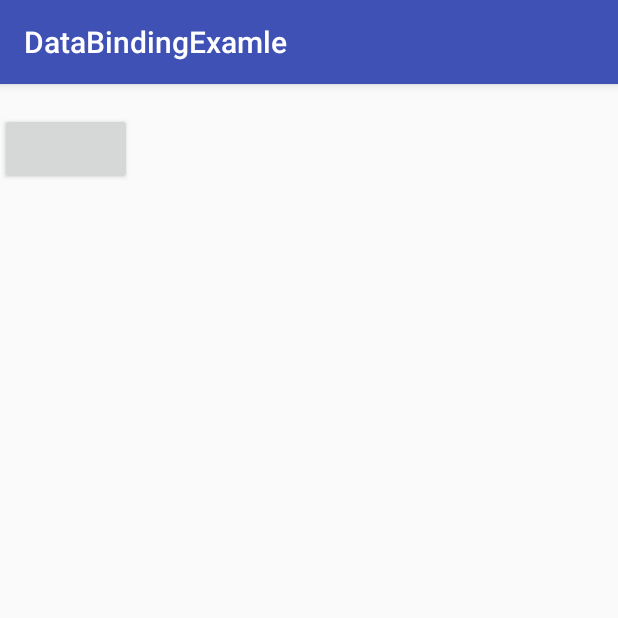
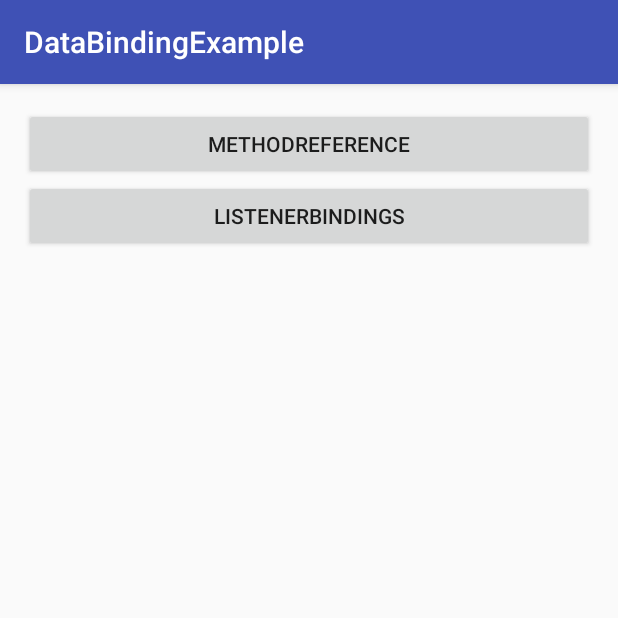
Before and after one commit to msmtmsmt123/DataBindingExample, an Android app: the EventHandlingActivity screen opened directly, with no data from a screen before it, on a phone screen of 412 x 824 dp, the top half of it. Run offline under Robolectric (Android 15) with nearby library versions, the phone set to English and light mode, and no system bars; our stand-ins replace data binding; 2 statements that could not run were skipped.

Commit message:
新增Event Handling

```diff
--- a/app/build.gradle
+++ b/app/build.gradle
@@ -4,7 +4,7 @@ android {
     compileSdkVersion 25
     buildToolsVersion "25.0.2"
     defaultConfig {
-        applicationId "com.huangyu.databindingexamle"
+        applicationId "com.huangyu.databindingexample"
         minSdkVersion 14
         targetSdkVersion 25
         versionCode 1
--- a/app/src/main/java/com/huangyu/databindingexamle/event_handling/EventHandlingActivity.java
+++ /dev/null
@@ -1,15 +0,0 @@
-package com.huangyu.databindingexamle.event_handling;
-
-import android.os.Bundle;
-import android.support.v7.app.AppCompatActivity;
-
-import com.huangyu.databindingexamle.R;
-
-public class EventHandlingActivity extends AppCompatActivity {
-
-    @Override
-    protected void onCreate(Bundle savedInstanceState) {
-        super.onCreate(savedInstanceState);
-        setContentView(R.layout.activity_event_handling);
-    }
-}
--- /dev/null
+++ b/app/src/main/java/com/huangyu/databindingexample/bean/User.java
@@ -0,0 +1,41 @@
+package com.huangyu.databindingexample.bean;
+
+/**
+ * Created by huangyu on 2017-4-26.
+ */
+public class User {
+
+    private String firstName;
+    private String lastName;
+    private boolean isAdult;
+
+    public User(String firstName, String lastName) {
+        this.firstName = firstName;
+        this.lastName = lastName;
+    }
+
+    public String getFirstName() {
+        return firstName;
+    }
+
+    public void setFirstName(String firstName) {
+        this.firstName = firstName;
+    }
+
+    public String getLastName() {
+        return lastName;
+    }
+
+    public void setLastName(String lastName) {
+        this.lastName = lastName;
+    }
+
+    public boolean isAdult() {
+        return isAdult;
+    }
+
+    public void setAdult(boolean adult) {
+        isAdult = adult;
+    }
+
+}
--- /dev/null
+++ b/app/src/main/java/com/huangyu/databindingexample/event_handling/EventHandlingActivity.java
@@ -0,0 +1,34 @@
+package com.huangyu.databindingexample.event_handling;
+
+import android.databinding.DataBindingUtil;
+import android.os.Bundle;
+import android.support.v7.app.AppCompatActivity;
+import android.view.View;
+import android.widget.Toast;
+
+import com.huangyu.databindingexample.R;
+import com.huangyu.databindingexample.bean.User;
+import com.huangyu.databindingexample.databinding.ActivityEventHandlingBinding;
+
+public class EventHandlingActivity extends AppCompatActivity {
+
+    @Override
+    protected void onCreate(Bundle savedInstanceState) {
+        super.onCreate(savedInstanceState);
+        ActivityEventHandlingBinding binding = DataBindingUtil.setContentView(this, R.layout.activity_event_handling);
+        binding.setHandlers(new Handlers());
+        User user = new User("MethodReference", "ListenerBindings");
+        binding.setUser(user);
+    }
+
+    public class Handlers {
+        public void methodReference(View view) {
+            Toast.makeText(EventHandlingActivity.this, "methodReference", Toast.LENGTH_SHORT).show();
+        }
+
+        public void listenerBindings(View view) {
+            Toast.makeText(EventHandlingActivity.this, "listenerBindings", Toast.LENGTH_SHORT).show();
+        }
+    }
+
+}
--- a/app/src/main/res/layout/activity_binding_data.xml
+++ b/app/src/main/res/layout/activity_binding_data.xml
@@ -3,7 +3,7 @@
 
     <data>
 
-        <import type="com.huangyu.databindingexamle.bean.User" />
+        <import type="com.huangyu.databindingexample.bean.User" />
 
         <variable
             name="user"
@@ -18,7 +18,7 @@
         android:paddingLeft="@dimen/activity_horizontal_margin"
         android:paddingRight="@dimen/activity_horizontal_margin"
         android:paddingTop="@dimen/activity_vertical_margin"
-        tools:context="com.huangyu.databindingexamle.binding_data.MainActivity">
+        tools:context="com.huangyu.databindingexample.binding_data.MainActivity">
 
         <TextView
             android:layout_width="wrap_content"
--- a/app/src/main/res/layout/activity_event_handling.xml
+++ b/app/src/main/res/layout/activity_event_handling.xml
@@ -1,37 +1,38 @@
-<?xml version="1.0" encoding="utf-8"?><?xml version="1.0" encoding="utf-8"?>
+<?xml version="1.0" encoding="utf-8"?>
 <layout xmlns:android="http://schemas.android.com/apk/res/android">
 
     <data>
 
         <variable
             name="handlers"
-            type="com.huangyu.databindingexamle.handlers.Handlers" />
+            type="com.huangyu.databindingexample.event_handling.EventHandlingActivity.Handlers" />
 
         <variable
             name="user"
-            type="com.huangyu.databindingexamle.bean.User" />
+            type="com.huangyu.databindingexample.bean.User" />
 
-        <variable
-            name="task"
-            type="com.huangyu.databindingexamle.bean.Task" />
     </data>
 
     <LinearLayout
         android:layout_width="match_parent"
         android:layout_height="match_parent"
-        android:orientation="vertical">
+        android:orientation="vertical"
+        android:paddingBottom="@dimen/activity_vertical_margin"
+        android:paddingLeft="@dimen/activity_horizontal_margin"
+        android:paddingRight="@dimen/activity_horizontal_margin"
+        android:paddingTop="@dimen/activity_vertical_margin">
 
-        <TextView
-            android:layout_width="wrap_content"
+        <Button
+            android:layout_width="match_parent"
             android:layout_height="wrap_content"
-            android:onClick="@{handlers::methodReference}"
+            android:onClick="@{handlers.methodReference}"
             android:text="@{user.firstName}" />
 
         <Button
-            android:layout_width="wrap_content"
+            android:layout_width="match_parent"
             android:layout_height="wrap_content"
-            android:onClick="@{() -> handlers.listenerBindings(task)}"
-            android:text="@{user.firstName}" />
+            android:onClick="@{(view) -> handlers.listenerBindings(view)}"
+            android:text="@{user.lastName}" />
     </LinearLayout>
 
 </layout>
--- a/app/src/main/res/values/strings.xml
+++ b/app/src/main/res/values/strings.xml
@@ -1,5 +1,5 @@
 <resources>
-    <string name="app_name">DataBindingExamle</string>
+    <string name="app_name">DataBindingExample</string>
     <string name="binding_data">Binding Data</string>
     <string name="event_handling">Event Handling</string>
 </resources>
```
Also changed, not shown: app/src/main/AndroidManifest.xml (+9 -3 lines), app/src/main/java/com/huangyu/databindingexamle/MainActivity.java (deleted, +0 -14 lines), app/src/main/java/com/huangyu/databindingexamle/bean/Task.java (deleted, +0 -7 lines), app/src/main/java/com/huangyu/databindingexamle/bean/User.java (deleted, +0 -24 lines), app/src/main/java/com/huangyu/databindingexamle/binding_data/BindingDataActivity.java (deleted, +0 -21 lines), app/src/main/java/com/huangyu/databindingexamle/handlers/Handlers.java (deleted, +0 -14 lines), app/src/main/java/com/huangyu/databindingexample/MainActivity.java (added, +36 -0 lines), app/src/main/java/com/huangyu/databindingexample/binding_data/BindingDataActivity.java (added, +20 -0 lines), app/src/main/res/layout/activity_main.xml (+15 -3 lines), 4 other files.
